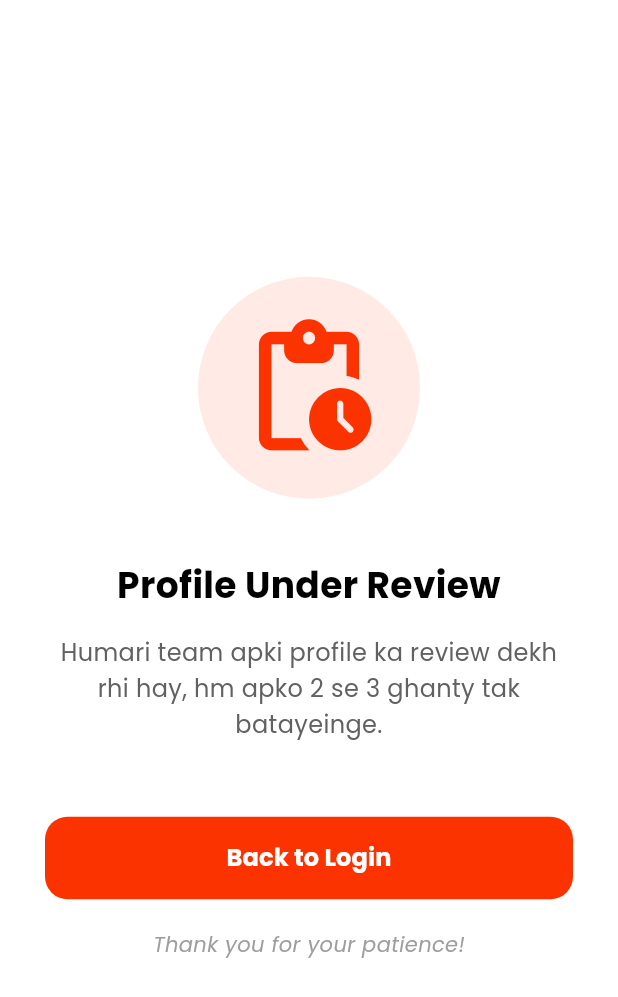
After one commit to Muhammadharis786/Mechanic_App_Frontend-Flutter, a Flutter app: the MechanicUnderReviewScreen screen opened directly, on a phone screen of 412 x 824 dp. The commit adds this screen. Shown: the top 997 px of the screen. Run offline on Flutter 3.47's test engine with Material 3 defaults, Android fonts, the phone set to English and light mode, and no system bars; our stand-ins replace firebase_auth, firebase_core, geocoding, geolocator, google_fonts, google_maps_flutter and 4 more; accounts and stored records are empty; project files that could hold a hidden picture were left out.

Commit message:
added review page for mechanic

```diff
--- a/lib/screens/mechanic/mechanic_login.dart
+++ b/lib/screens/mechanic/mechanic_login.dart
@@ -5,6 +5,7 @@ import 'package:http/http.dart' as http;
 import 'dart:convert';
 import 'mechanic_dashboard.dart';
 import 'mechanic_location_screen.dart';
+import 'mechanic_under_review_screen.dart';
 import '../authentication/user_session.dart';
 
 class MechanicLoginScreen extends StatefulWidget {
@@ -60,6 +61,17 @@ class _MechanicLoginScreenState extends State<MechanicLoginScreen> {
 
         debugPrint("Login Success: ${response.body}");
 
+        // --- ADMIN CHECK (Success case with message) ---
+        if (response.body.toLowerCase().contains('admin')) {
+          if (mounted) {
+            Navigator.pushReplacement(
+              context,
+              MaterialPageRoute(builder: (_) => const MechanicUnderReviewScreen()),
+            );
+          }
+          return;
+        }
+
         if (mounted) {
            ScaffoldMessenger.of(context).showSnackBar(
             const SnackBar(content: Text('Login Successful!'), backgroundColor: Colors.green),
@@ -90,6 +102,18 @@ class _MechanicLoginScreenState extends State<MechanicLoginScreen> {
         }
 
         debugPrint("Login Failed: ${response.body}");
+
+        // --- ADMIN CHECK ---
+        if (response.body.toLowerCase().contains('admin')) {
+          if (mounted) {
+            Navigator.pushReplacement(
+              context,
+              MaterialPageRoute(builder: (_) => const MechanicUnderReviewScreen()),
+            );
+          }
+          return;
+        }
+
         if (mounted) {
           ScaffoldMessenger.of(context).showSnackBar(
             SnackBar(
--- /dev/null
+++ b/lib/screens/mechanic/mechanic_under_review_screen.dart
@@ -0,0 +1,100 @@
+import 'package:flutter/material.dart';
+import 'package:google_fonts/google_fonts.dart';
+import '../authentication/user_session.dart';
+import '../role_selection_screen.dart';
+
+class MechanicUnderReviewScreen extends StatelessWidget {
+  const MechanicUnderReviewScreen({super.key});
+
+  @override
+  Widget build(BuildContext context) {
+    const Color primaryColor = Color(0xFFFB3300);
+
+    return Scaffold(
+      backgroundColor: Colors.white,
+      body: SafeArea(
+        child: Padding(
+          padding: const EdgeInsets.symmetric(horizontal: 30),
+          child: Column(
+            mainAxisAlignment: MainAxisAlignment.center,
+            children: [
+              Container(
+                padding: const EdgeInsets.all(24),
+                decoration: BoxDecoration(
+                  color: primaryColor.withOpacity(0.1),
+                  shape: BoxShape.circle,
+                ),
+                child: const Icon(
+                  Icons.pending_actions_rounded,
+                  size: 100,
+                  color: primaryColor,
+                ),
+              ),
+              const SizedBox(height: 40),
+              Text(
+                "Profile Under Review",
+                style: GoogleFonts.poppins(
+                  fontSize: 24,
+                  fontWeight: FontWeight.bold,
+                  color: Colors.black,
+                ),
+                textAlign: TextAlign.center,
+              ),
+              const SizedBox(height: 16),
+              Text(
+                "Humari team apki profile ka review dekh rhi hay, hm apko 2 se 3 ghanty tak batayeinge.",
+                style: GoogleFonts.poppins(
+                  fontSize: 16,
+                  color: Colors.grey[700],
+                  height: 1.5,
+                ),
+                textAlign: TextAlign.center,
+              ),
+              const SizedBox(height: 50),
+              SizedBox(
+                width: double.infinity,
+                height: 55,
+                child: ElevatedButton(
+                  onPressed: () async {
+                    await UserSession().logout();
+                    if (context.mounted) {
+                      Navigator.pushAndRemoveUntil(
+                        context,
+                        MaterialPageRoute(builder: (_) => const RoleSelectionScreen()),
+                        (route) => false,
+                      );
+                    }
+                  },
+                  style: ElevatedButton.styleFrom(
+                    backgroundColor: primaryColor,
+                    shape: RoundedRectangleBorder(
+                      borderRadius: BorderRadius.circular(15),
+                    ),
+                    elevation: 0,
+                  ),
+                  child: Text(
+                    "Back to Login",
+                    style: GoogleFonts.poppins(
+                      fontSize: 16,
+                      fontWeight: FontWeight.w600,
+                      color: Colors.white,
+                    ),
+                  ),
+                ),
+              ),
+              const SizedBox(height: 20),
+              Text(
+                "Thank you for your patience!",
+                style: GoogleFonts.poppins(
+                  fontSize: 14,
+                  color: Colors.grey[500],
+                  fontStyle: FontStyle.italic,
+                ),
+              ),
+            ],
+          ),
+        ),
+      ),
+    );
+  }
+}
```
